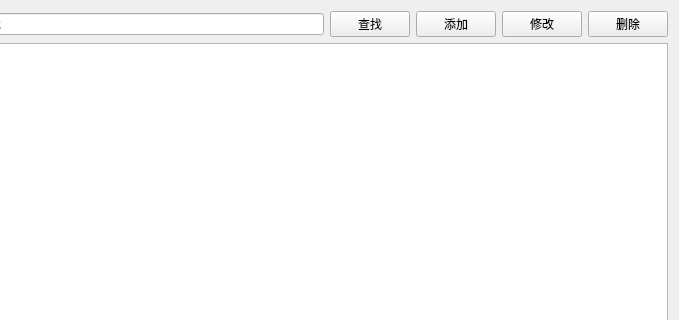
Qt form CaseHistoryManager/doctorview.ui (leeonbeans/QT_learning) before a commit; both pictures show x 121 to 800 and y 0 to 320 of the 800 by 600 pixel window.
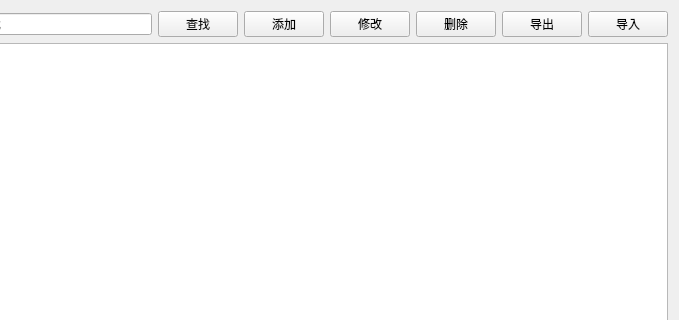
The same form after that commit.

Commit message: 添加了病人和医生数据的导入导出功能。

The edit to the form file:
```diff
--- a/CaseHistoryManager/doctorview.ui
+++ b/CaseHistoryManager/doctorview.ui
@@ -51,6 +51,20 @@
        </property>
       </widget>
      </item>
+     <item>
+      <widget class="QPushButton" name="btnExport">
+       <property name="text">
+        <string>导出</string>
+       </property>
+      </widget>
+     </item>
+     <item>
+      <widget class="QPushButton" name="btnImport">
+       <property name="text">
+        <string>导入</string>
+       </property>
+      </widget>
+     </item>
     </layout>
    </item>
    <item>
```
The commit also changes 10 other files.
